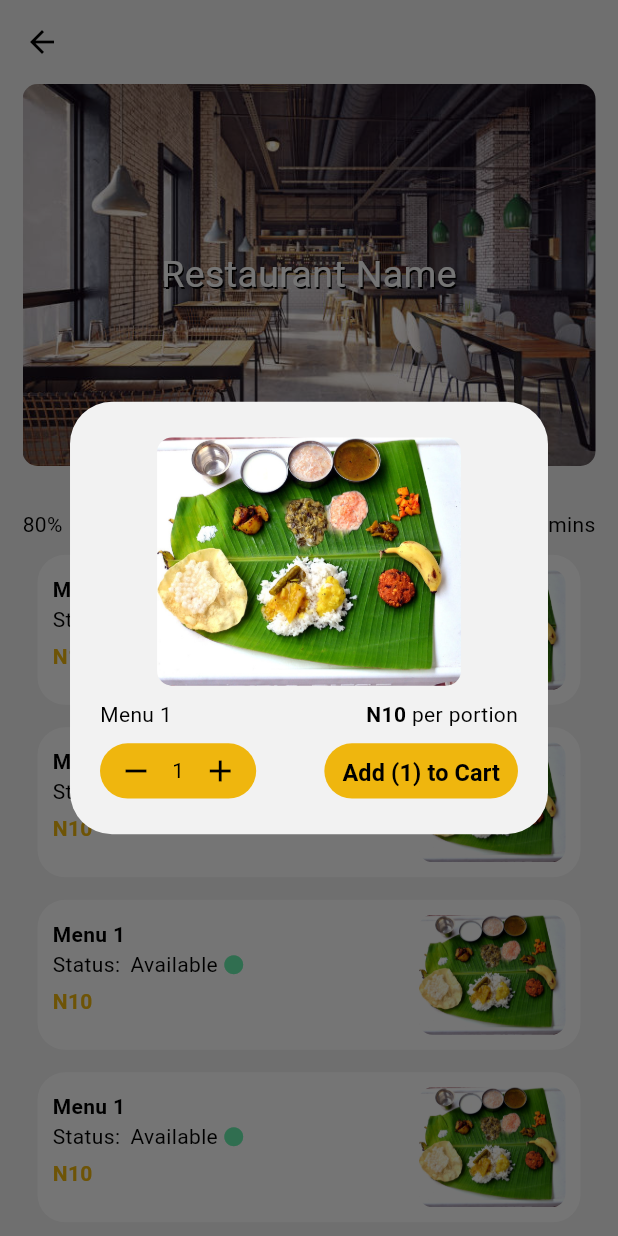
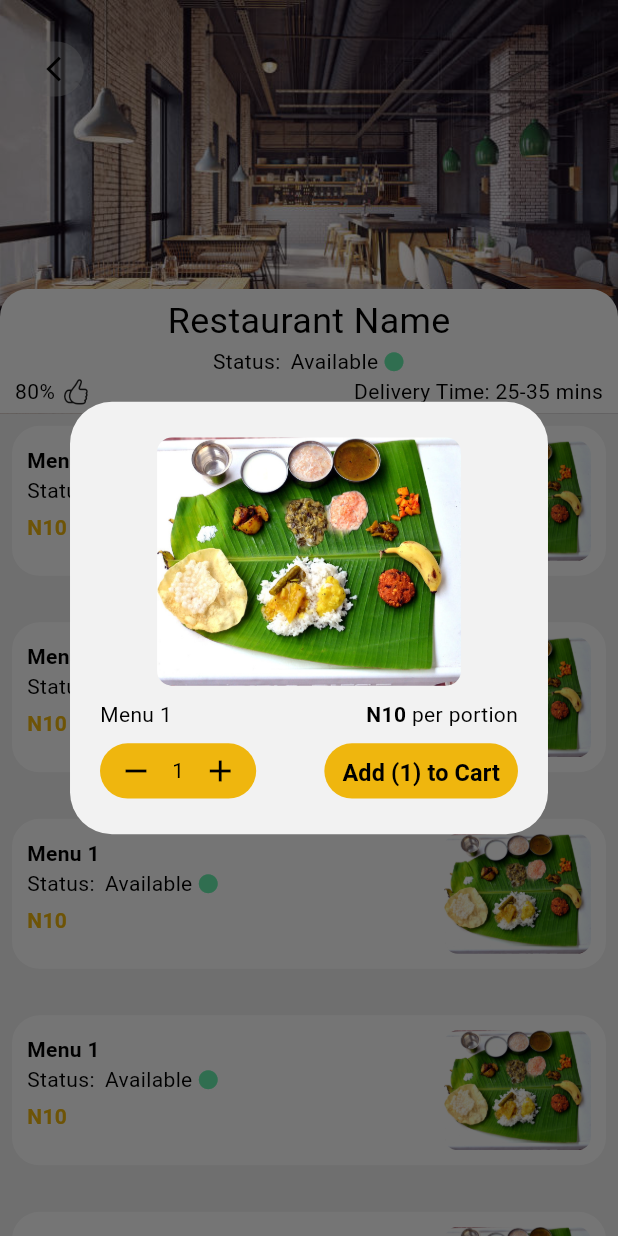
Before and after one commit to emmalexander/delivery_project_app, a Flutter app: the MenuPage screen opened directly, after a tap on "Menu 1", on a phone screen of 412 x 824 dp. Run offline on Flutter 3.47's test engine with Material 2 defaults, Android fonts, the light colour scheme and no system bars; our stand-ins replace cached_network_image, dio, equatable, flutter_bloc, flutter_dotenv, flutter_screenutil and 13 more; missing offline and left inert: android_intent_plus, appcheck, flutter_google_places_sdk; Roboto replaces fonts that are missing (SF-Pro-Rounded).

Commit message:
added sliver app bar to the menu_page.dart and adaptive app bar color to the dominant image color

```diff
--- a/lib/pages/menu_page.dart
+++ b/lib/pages/menu_page.dart
@@ -1,77 +1,80 @@
+import 'package:delivery_project_app/widgets/back_button_widget.dart';
+import 'package:delivery_project_app/widgets/home_page_widgets/menu_widgets/menu_title_header.dart';
 import 'package:delivery_project_app/widgets/home_page_widgets/menu_widgets/menu_widget.dart';
-import 'package:flutter/cupertino.dart';
 import 'package:flutter/material.dart';
 import 'package:flutter_screenutil/flutter_screenutil.dart';
+import 'package:palette_generator/palette_generator.dart';
 
-class MenuPage extends StatelessWidget {
+class MenuPage extends StatefulWidget {
   const MenuPage({Key? key}) : super(key: key);
   static const id = 'menu_page';
+
+  @override
+  State<MenuPage> createState() => _MenuPageState();
+}
+
+class _MenuPageState extends State<MenuPage> {
+  PaletteColor? dyColor;
+  @override
+  void initState() {
+    addColor();
+    super.initState();
+  }
+
+  void addColor() async {
+    final PaletteGenerator pg = await PaletteGenerator.fromImageProvider(
+      const AssetImage('assets/resaurant1.jpg'),
+      size: const Size(200, 200),
+    );
+    pg.dominantColor == null
+        ? dyColor = PaletteColor(Colors.white, 2)
+        : dyColor = pg.dominantColor!;
+
+    setState(() {});
+  }
+
   @override
   Widget build(BuildContext context) {
     return Scaffold(
-      appBar: AppBar(),
-      body: Padding(
-        padding: const EdgeInsets.symmetric(horizontal: 15),
-        child: Column(
-          children: [
-            Stack(
-              alignment: Alignment.center,
-              children: [
-                ClipRRect(
-                    borderRadius: BorderRadius.circular(10),
-                    child: Image.asset('assets/resaurant1.jpg')),
-                const Text(
-                  'Restaurant Name',
-                  style: TextStyle(
-                    shadows: [
-                      Shadow(color: Colors.black, offset: Offset(1, 1))
-                    ],
-                    fontSize: 25,
-                    color: Colors.white,
-                  ),
+      body: CustomScrollView(
+        slivers: [
+          SliverAppBar(
+            toolbarHeight: 100.h,
+            automaticallyImplyLeading: false,
+            title: Container(
+                width: 40.w,
+                height: 40.h,
+                decoration: BoxDecoration(
+                  borderRadius: BorderRadius.circular(20.r),
+                  color: Theme.of(context).highlightColor,
                 ),
-              ],
+                child: const BackButtonWidget()),
+            bottom: PreferredSize(
+              preferredSize: Size.fromHeight(50.h),
+              child: const MenuTitleHeader(),
             ),
-            SizedBox(height: 10.h),
-            const Wrap(
-              crossAxisAlignment: WrapCrossAlignment.center,
-              spacing: 3,
-              children: [
-                Text('Status: '),
-                Text('Available'),
-                Icon(
-                  Icons.circle,
-                  color: Colors.greenAccent,
-                  size: 15,
-                )
-              ],
+            backgroundColor: dyColor == null ? Colors.white : dyColor!.color,
+            pinned: true,
+            expandedHeight: 300.h,
+            flexibleSpace: FlexibleSpaceBar(
+              background: Image.asset(
+                'assets/resaurant1.jpg',
+                width: double.maxFinite,
+                fit: BoxFit.cover,
+              ),
             ),
-            Row(
-              mainAxisAlignment: MainAxisAlignment.spaceBetween,
-              children: [
-                Row(
-                  children: [
-                    const Text('80%'),
-                    SizedBox(width: 5.w),
-                    const Icon(
-                      CupertinoIcons.hand_thumbsup,
-                      size: 18,
-                    ),
-                  ],
-                ),
-                const Text('Delivery Time: 25-35 mins')
-              ],
+          ),
+          SliverToBoxAdapter(
+            child: Container(
+              margin: EdgeInsets.only(left: 20.w, right: 20.w),
             ),
-            Expanded(
-              child: ListView.builder(
-                  padding: const EdgeInsets.all(10),
-                  itemCount: 10,
-                  itemBuilder: (context, index) {
-                    return const MenuWidget();
-                  }),
-            ),
-          ],
-        ),
+          ),
+          SliverList(
+              delegate: SliverChildBuilderDelegate(
+            childCount: 10,
+            (context, index) => const MenuWidget(),
+          ))
+        ],
       ),
     );
   }
--- /dev/null
+++ b/lib/widgets/home_page_widgets/menu_widgets/menu_title_header.dart
@@ -0,0 +1,57 @@
+import 'package:flutter/cupertino.dart';
+import 'package:flutter/material.dart';
+import 'package:flutter_screenutil/flutter_screenutil.dart';
+
+class MenuTitleHeader extends StatelessWidget {
+  const MenuTitleHeader({Key? key}) : super(key: key);
+
+  @override
+  Widget build(BuildContext context) {
+    return Container(
+      width: double.maxFinite,
+      padding: EdgeInsets.symmetric(vertical: 5.h, horizontal: 10.w),
+      decoration: BoxDecoration(
+          color: Colors.white,
+          borderRadius: BorderRadius.only(
+              topLeft: Radius.circular(20.r), topRight: Radius.circular(20.r))),
+      child: Column(
+        children: [
+          Center(
+              child: Text(
+            'Restaurant Name',
+            style: TextStyle(fontSize: 26.sp),
+          )),
+          const Wrap(
+            crossAxisAlignment: WrapCrossAlignment.center,
+            spacing: 3,
+            children: [
+              Text('Status: '),
+              Text('Available'),
+              Icon(
+                Icons.circle,
+                color: Colors.greenAccent,
+                size: 15,
+              )
+            ],
+          ),
+          Row(
+            mainAxisAlignment: MainAxisAlignment.spaceBetween,
+            children: [
+              Row(
+                children: [
+                  const Text('80%'),
+                  SizedBox(width: 5.w),
+                  const Icon(
+                    CupertinoIcons.hand_thumbsup,
+                    size: 18,
+                  ),
+                ],
+              ),
+              const Text('Delivery Time: 25-35 mins')
+            ],
+          ),
+        ],
+      ),
+    );
+  }
+}
--- a/lib/widgets/home_page_widgets/menu_widgets/menu_widget.dart
+++ b/lib/widgets/home_page_widgets/menu_widgets/menu_widget.dart
@@ -11,10 +11,13 @@ class MenuWidget extends StatelessWidget {
 
   @override
   Widget build(BuildContext context) {
-    return GestureDetector(
+    return Padding(
+      padding: const EdgeInsets.all(8.0),
+      child: GestureDetector(
         onTap: () {
           showDialog(context: context, builder: (context) => const MenuDialog())
-            .then((value) => context.read<OrderBloc>().add(ClearCountEvent()));
+              .then(
+                  (value) => context.read<OrderBloc>().add(ClearCountEvent()));
         },
         child: Container(
           margin: const EdgeInsets.only(bottom: 15),
@@ -50,7 +53,8 @@ class MenuWidget extends StatelessWidget {
                   Text(
                     'N10',
                     style: TextStyle(
-                      fontWeight: FontWeight.w600, color: AppColors.mainColor),
+                        fontWeight: FontWeight.w600,
+                        color: AppColors.mainColor),
                   ),
                   SizedBox(height: 10.h),
                 ],
@@ -65,6 +69,7 @@ class MenuWidget extends StatelessWidget {
             ],
           ),
         ),
+      ),
     );
   }
 }
--- a/pubspec.yaml
+++ b/pubspec.yaml
@@ -61,6 +61,7 @@ dependencies:
   fancy_shimmer_image: ^2.0.2
   shimmer: ^2.0.0
   infinite_scroll_pagination: ^3.2.0
+  palette_generator: ^0.3.3+2
 
 
 dev_dependencies:
```
Also changed, not shown: lib/blocs/bloc.dart (added, +61 -0 lines), lib/widgets/home_page_widgets/menu_widgets/restaurant_image_widget.dart (added, +26 -0 lines), pubspec.lock. Lines whose indentation alone changed are shown as unchanged.
